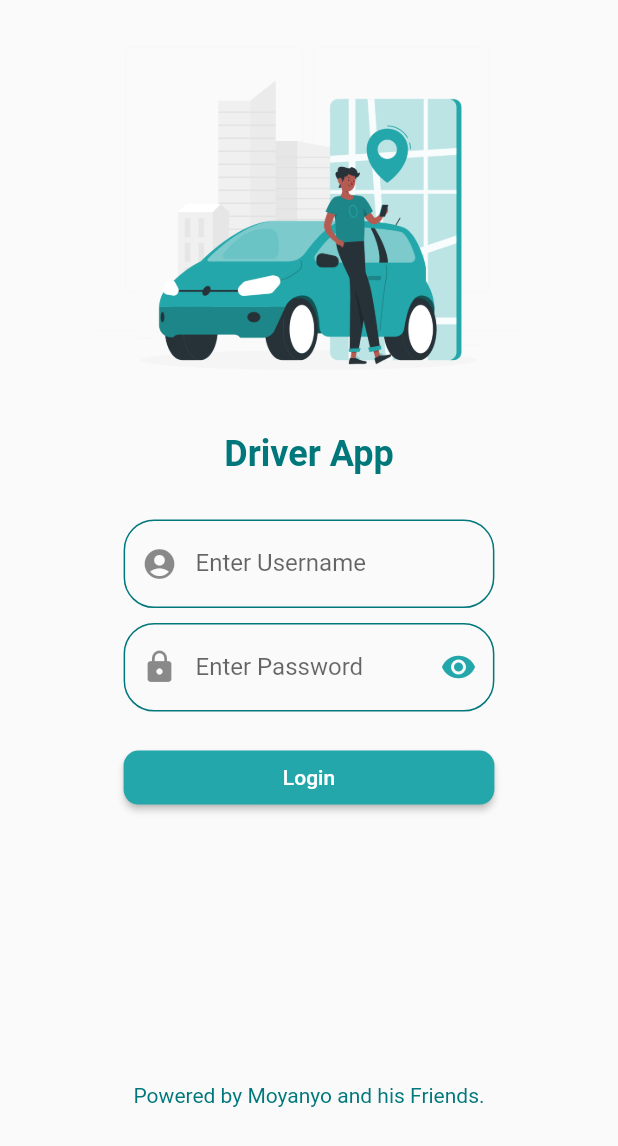
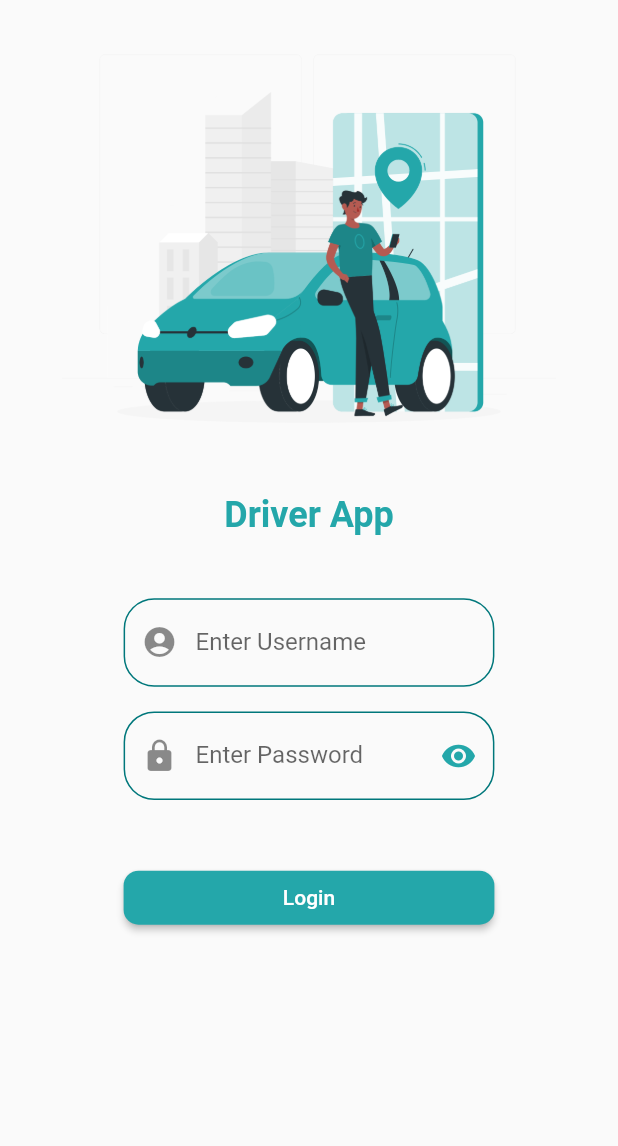
Before and after one commit to naja0023/PY-Tracking, a Flutter app: the screen it shows after launch, on a phone screen of 412 x 824 dp. Shown: the top 1146 px of the screen. Run offline on Flutter 3.47's test engine with Material 2 defaults, Android fonts, the phone set to English and light mode, and no system bars; our stand-ins replace geolocator, get_it, get_storage, google_maps_flutter; missing offline and left inert: flutter_polyline_points, mqtt_client.

Commit message:
เพิ่ม ui + responsive

```diff
--- a/Mobile/lib/main.dart
+++ b/Mobile/lib/main.dart
@@ -1,5 +1,6 @@
 import 'package:flutter/material.dart';
 import 'package:fluttermqttnew/modules/screen/login_screen.dart';
+import 'package:fluttermqttnew/modules/screen/main_sceen.dart';
 import 'package:provider/provider.dart';
 
 import 'modules/core/managers/MQTTManager.dart';
@@ -39,7 +40,6 @@ class MyApp extends StatelessWidget {
           initialRoute: '/login',
           routes: {
             '/login': (BuildContext context) => login(),
-            '/map': (BuildContext context) => MapScreen(),
           }),
     );
   }
--- a/Mobile/lib/modules/screen/login_screen.dart
+++ b/Mobile/lib/modules/screen/login_screen.dart
@@ -17,6 +17,8 @@ import 'package:provider/provider.dart';
 import 'package:http/http.dart' as http;
 import 'package:get_storage/get_storage.dart';
 
+import '../../responsive.dart';
+
 class login extends StatefulWidget {
   const login({Key? key}) : super(key: key);
   @override
@@ -31,20 +33,13 @@ class _loginState extends State<login> {
   final _url = Uri.parse('http://10.0.2.2:35000/loginmoblie');
   final TextEditingController _getUsername = TextEditingController();
   final TextEditingController _getPassword = TextEditingController();
-  void initState() {
-    // TODO: implement initState
-    super.initState();
-    // WidgetsBinding.instance!
-    // .addPostFrameCallback((_) => _configureAndConnect());
-    // WidgetsBinding.instance.addPostFrameCallback(()=> _configureAndConnect(context);
-    // WidgetsBinding.instance.addPostFrameCallback((_) => configureAndConnect(context));
-  }
 
   @override
   Widget build(BuildContext context) {
     _manager = Provider.of<MQTTManager>(context);
     double height = MediaQuery.of(context).size.height;
     double width = MediaQuery.of(context).size.width;
+    Size _size = MediaQuery.of(context).size;
     return Scaffold(
         body: SafeArea(
       child: GestureDetector(
@@ -56,21 +51,21 @@ class _loginState extends State<login> {
             build_titleapp(),
             build_textForm_username(width, height),
             build_textForm_password(width, height),
-            build_button(width),
-            build_describtion(),
+            build_button(width, height),
           ],
         ),
       ),
     ));
   }
 
+//
   Row build_img(double width, double height) {
     return Row(
       mainAxisAlignment: MainAxisAlignment.center,
       children: [
         Container(
           width: width * 0.9,
-          height: height * 0.35,
+          height: height * 0.4,
           child: Image.asset('images/img3.png'),
         ),
       ],
@@ -92,7 +87,7 @@ class _loginState extends State<login> {
       mainAxisAlignment: MainAxisAlignment.center,
       children: [
         Container(
-          margin: EdgeInsets.only(top: 30),
+          margin: EdgeInsets.only(top: height * 0.05),
           width: width * 0.6,
           child: TextFormField(
             controller: _getUsername,
@@ -121,7 +116,7 @@ class _loginState extends State<login> {
       mainAxisAlignment: MainAxisAlignment.center,
       children: [
         Container(
-          margin: EdgeInsets.only(top: 10),
+          margin: EdgeInsets.only(top: height * 0.02),
           width: width * 0.6,
           child: TextFormField(
             controller: _getPassword,
@@ -162,12 +157,12 @@ class _loginState extends State<login> {
     );
   }
 
-  Row build_button(double width) {
+  Row build_button(double width, double height) {
     return Row(
       mainAxisAlignment: MainAxisAlignment.center,
       children: [
         Container(
-          margin: EdgeInsets.only(top: 20),
+          margin: EdgeInsets.only(top: height * 0.05),
           width: width * 0.6,
           child: ElevatedButton(
             child: Text("Login"),
@@ -175,21 +170,6 @@ class _loginState extends State<login> {
             onPressed: () {
               _login();
             },
-          ),
-        ),
-      ],
-    );
-  }
-
-  Row build_describtion() {
-    return Row(
-      mainAxisAlignment: MainAxisAlignment.center,
-      children: [
-        Container(
-          margin: EdgeInsets.only(top: 180),
-          child: ShowTitle(
-            title: 'Powered by Moyanyo and his Friends.',
-            textStyle: MyConstant().h3_Stlye(),
           ),
         ),
       ],
@@ -247,6 +227,7 @@ class _loginState extends State<login> {
       if (response.statusCode == 200 && _check.length > 0) {
         final _driver = jsonDecode(response.body);
         final driver = _driver[0];
+
         box.write('carmatchid', driver['carmatch']);
         box.write('name', "${driver['name']} ${driver['lastname']}");
         box.write('email', "${driver['email']} ");
--- a/Mobile/lib/utillity/my_constant.dart
+++ b/Mobile/lib/utillity/my_constant.dart
@@ -14,7 +14,7 @@ class MyConstant {
   //style
   TextStyle h1_Stlye() => TextStyle(
         fontSize: 24,
-        color: dark,
+        color: primary,
         fontWeight: FontWeight.bold,
       );
   TextStyle h2_Stlye() => TextStyle(
@@ -24,7 +24,7 @@ class MyConstant {
       );
   TextStyle h3_Stlye() => TextStyle(
         fontSize: 14,
-        color: dark,
+        color: light,
         fontWeight: FontWeight.normal,
       );
 
--- a/Mobile/pubspec.yaml
+++ b/Mobile/pubspec.yaml
@@ -38,6 +38,10 @@ dependencies:
   http: ^0.13.3
   get: ^4.1.4
   get_storage: ^2.0.3
+  flutter_staggered_grid_view: ^0.3.3
+  websafe_svg: ^2.0.0
+
+
 
 dev_dependencies:
   flutter_test:
```
Also changed, not shown: Mobile/lib/modules/screen/main_sceen.dart (added, +18 -0 lines), Mobile/lib/modules/screen/map_screen.dart (+130 -55 lines), Mobile/lib/responsive.dart (added, +39 -0 lines), Mobile/pubspec.lock.
